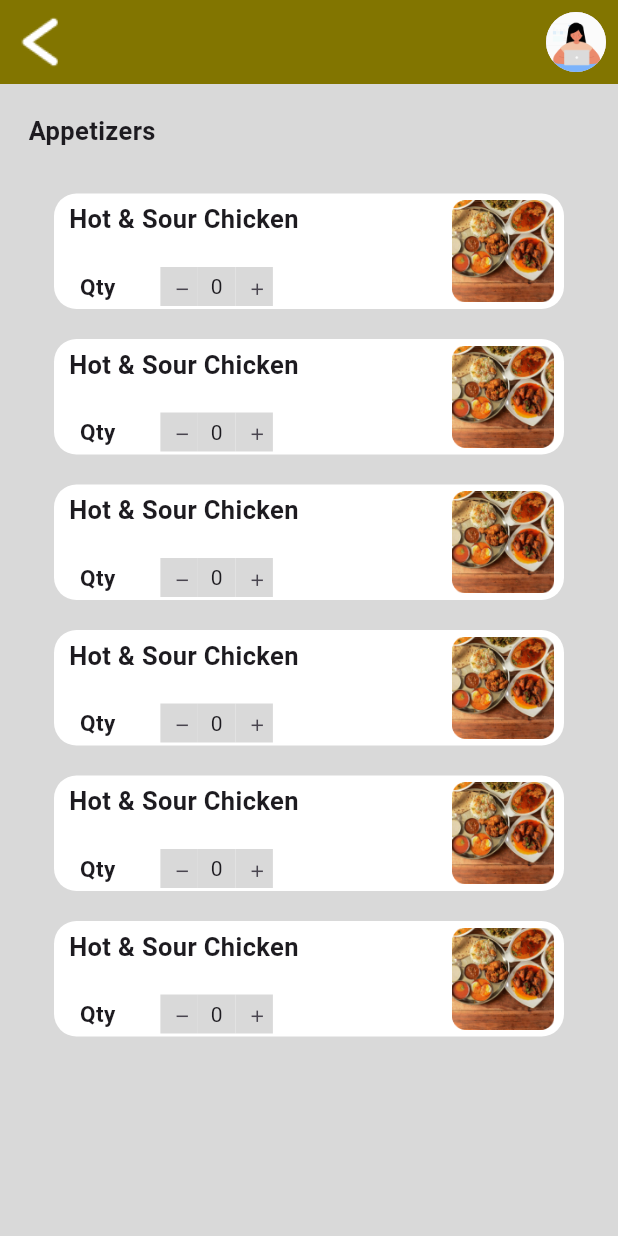
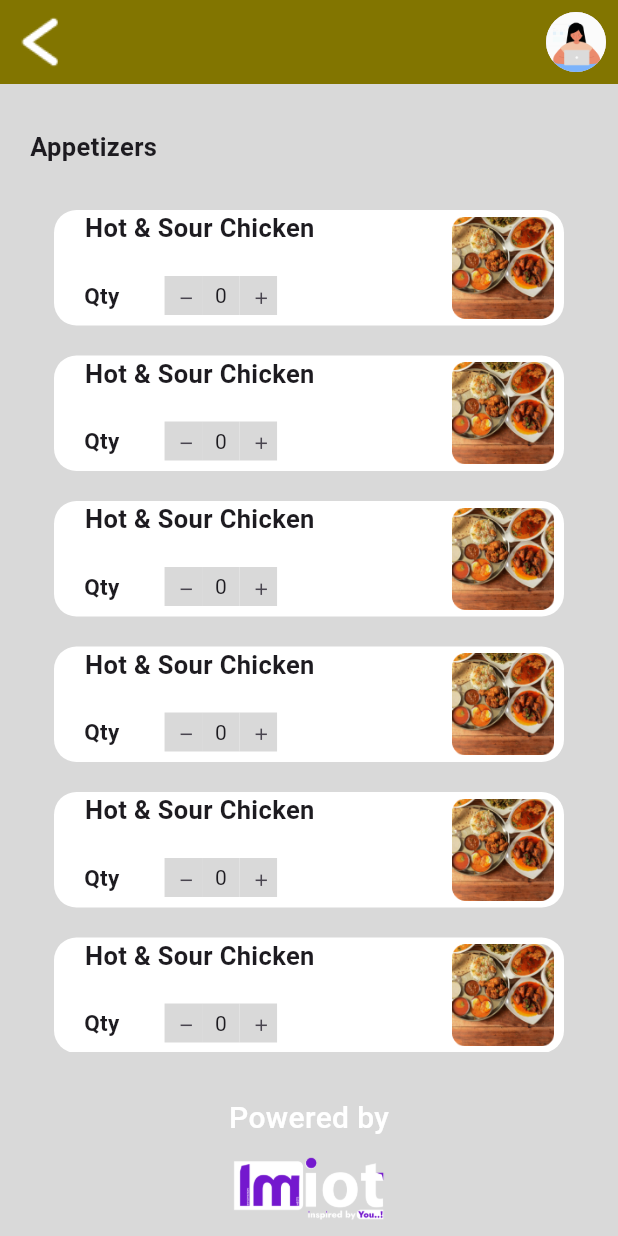
Before and after one commit to Soorya2002/Flutter-Meals-App, a Flutter app: the Courses screen opened directly, after a tap on "Bread Items", on a phone screen of 412 x 824 dp. Run offline on Flutter 3.47's test engine with Material 3 defaults, Android fonts, the phone set to English and light mode, and no system bars; our stand-ins replace hexcolor.

Commit message:
added new pages

```diff
--- a/lib/appetizer.dart
+++ b/lib/appetizer.dart
@@ -2,6 +2,7 @@ import 'package:flutter/material.dart';
 import 'package:hexcolor/hexcolor.dart';
 import 'package:meals/data/appetizer_data.dart';
 import 'package:meals/model/appetizer_box.dart';
+import 'package:meals/myappbar.dart';
 
 class Appetizer extends StatefulWidget {
   const Appetizer({Key? key}) : super(key: key);
@@ -30,39 +31,18 @@ class _AppetizerState extends State<Appetizer> {
   @override
   Widget build(BuildContext context) {
     return Scaffold(
-      appBar: AppBar(
-        backgroundColor: HexColor('#827500'),
-        leading: IconButton(
-          onPressed: () {},
-          icon: GestureDetector(
-            onTap: () {
-              Navigator.pop(context);
-            },
-            child: Image.asset('assets/Less Than.png'),
-          ),
-        ),
-        actions: [
-          IconButton(
-            onPressed: () {},
-            icon: const CircleAvatar(
-              backgroundImage: AssetImage('assets/profile.gif'),
-            ),
-          ),
-        ],
-      ),
-      body: Container(
-        width: double.infinity,
-        height: double.infinity,
-        color: HexColor('#D9D9D9'),
-        padding: const EdgeInsets.all(19),
-        child: Column(
+      appBar: MyAppBar(),
+      body: Column(
         crossAxisAlignment: CrossAxisAlignment.start,
         children: [
-            const Text(
+          Padding(
+            padding: const EdgeInsets.only(left: 20, top: 30),
+            child: const Text(
               "Appetizers",
               style: TextStyle(
                 fontSize: 17,
                 fontWeight: FontWeight.w600,
+              ),
             ),
           ),
           SizedBox(
@@ -77,14 +57,35 @@ class _AppetizerState extends State<Appetizer> {
                   itemName: item.ititle,
                   imageUrl: item.img,
                   quantity: quantity,
-                    onIncrease: _increaseQuantity,
-                    onDecrease: _decreaseQuantity,
+                  // onIncrease: _increaseQuantity,
+                  // onDecrease: _decreaseQuantity,
                 );
               },
             ),
           ),
+          SizedBox(
+            height: 30,
+          ),
+          Center(
+            child: Column(
+              children: [
+                const Text(
+                  "Powered by",
+                  style: TextStyle(
+                    color: Colors.white,
+                    fontSize: 20,
+                    fontWeight: FontWeight.w500,
+                  ),
+                ),
+                Image.asset(
+                  'assets/imiot.png',
+                  width: 115,
+                  height: 64,
+                )
               ],
             ),
+          )
+        ],
       ),
     );
   }
--- a/lib/courses.dart
+++ b/lib/courses.dart
@@ -1,6 +1,6 @@
 import 'package:flutter/material.dart';
-import 'package:hexcolor/hexcolor.dart';
 import 'package:meals/model/course_box.dart';
+import 'package:meals/myappbar.dart';
 
 class Courses extends StatelessWidget {
   const Courses({super.key});
@@ -8,39 +8,19 @@ class Courses extends StatelessWidget {
   @override
   Widget build(BuildContext context) {
     return Scaffold(
-      appBar: AppBar(
-        backgroundColor: HexColor('#827500'),
-        leading: IconButton(
-          onPressed: () {},
-          icon: GestureDetector(
-              onTap: () {
-                Navigator.pop(context);
-              },
-              child: Image.asset('assets/Less Than.png')),
-        ),
-        actions: [
-          IconButton(
-            onPressed: () {},
-            icon: const CircleAvatar(
-              backgroundImage: AssetImage('assets/profile.gif'),
-            ),
-          ),
-        ],
-      ),
-      body: Container(
-        width: double.infinity,
-        height: double.infinity,
-        color: HexColor('#D9D9D9'),
-        padding: const EdgeInsets.all(19),
-        child: ListView(children: [
+      appBar: MyAppBar(),
+      body: ListView(children: const [
         Column(
           crossAxisAlignment: CrossAxisAlignment.start,
           children: [
-              Text(
+            Padding(
+              padding: EdgeInsets.only(left: 20, top: 30),
+              child: Text(
                 "Select a Menu Category",
                 style: TextStyle(
                   fontSize: 17,
                   fontWeight: FontWeight.w600,
+                ),
               ),
             ),
             SizedBox(
@@ -50,7 +30,6 @@ class Courses extends StatelessWidget {
           ],
         ),
       ]),
-      ),
     );
   }
 }
--- a/lib/model/appetizer_box.dart
+++ b/lib/model/appetizer_box.dart
@@ -1,100 +1,109 @@
 import 'package:flutter/material.dart';
+import 'package:meals/item_detail.dart';
+import 'package:meals/model/button.dart';
 
 class AppetizerBox extends StatelessWidget {
   final String itemName;
   final String imageUrl;
   final int quantity;
-  final VoidCallback onIncrease;
-  final VoidCallback onDecrease;
+  // final VoidCallback onIncrease;
+  // final VoidCallback onDecrease;
 
-  const AppetizerBox(
-      {super.key,
+  const AppetizerBox({
+    super.key,
     required this.itemName,
     required this.imageUrl,
     required this.quantity,
-      required this.onIncrease,
-      required this.onDecrease});
+    // required this.onIncrease,
+    // required this.onDecrease
+  });
 
   @override
   Widget build(BuildContext context) {
     return Column(
       children: [
-        Container(
+        GestureDetector(
+          onTap: () {
+            Navigator.push(
+                context, MaterialPageRoute(builder: (context) => ItemDetail()));
+          },
+          child: Container(
             width: 340,
             height: 77,
             decoration: BoxDecoration(
                 borderRadius: BorderRadius.circular(15), color: Colors.white),
             child: Row(
               children: [
-              Column(
+                Expanded(
+                  flex: 3,
+                  child: Column(
                     children: [
-                  Padding(
-                    padding: const EdgeInsets.only(left: 10, top: 5),
-                    child: Text(
+                      Text(
                         itemName,
                         style: TextStyle(
                           fontSize: 17,
                           fontWeight: FontWeight.w600,
                         ),
                       ),
-                  ),
                       SizedBox(
                         height: 20,
                       ),
-                  Row(
+                      const Row(
                         children: [
-                      const Text(
+                          Padding(
+                            padding: EdgeInsets.only(left: 20),
+                            child: Text(
                               "Qty",
                               style: TextStyle(
                                 fontSize: 15,
                                 fontWeight: FontWeight.w600,
                               ),
                             ),
+                          ),
+                          SizedBox(
+                            width: 30,
+                          ),
+                          Button(),
 
-                      Padding(
-                        padding: const EdgeInsets.only(
-                          left: 30,
-                        ),
-                        child: Row(
-                          children: [
-                            Container(
-                              width: 25,
-                              height: 26,
-                              decoration: BoxDecoration(
-                                color: Color(0xffd9d9d9),
-                              ),
-                              child: IconButton(
-                                onPressed: onDecrease,
-                                icon: Icon(Icons.remove, size: 13),
-                              ),
-                            ),
-                            Container(
-                              width: 25,
-                              height: 26,
-                              decoration: BoxDecoration(
-                                color: Color(0xffd9d9d9),
-                              ),
-                              child: Center(
-                                child: Text('$quantity'),
-                              ),
-                            ),
-                            Container(
-                              width: 25,
-                              height: 26,
-                              decoration: BoxDecoration(
-                                color: Color(0xffd9d9d9),
-                              ),
-                              child: IconButton(
-                                onPressed: onIncrease,
-                                icon: Icon(
-                                  Icons.add,
-                                  size: 13,
-                                ),
-                              ),
-                            ),
-                          ],
-                        ),
-                      )
+                          // Row(
+                          //   children: [
+                          //     Container(
+                          //       width: 25,
+                          //       height: 26,
+                          //       decoration: BoxDecoration(
+                          //         color: Color(0xffd9d9d9),
+                          //       ),
+                          //       child: IconButton(
+                          //         onPressed: onDecrease,
+                          //         icon: Icon(Icons.remove, size: 13),
+                          //       ),
+                          //     ),
+                          //     Container(
+                          //       width: 25,
+                          //       height: 26,
+                          //       decoration: BoxDecoration(
+                          //         color: Color(0xffd9d9d9),
+                          //       ),
+                          //       child: Center(
+                          //         child: Text('$quantity'),
+                          //       ),
+                          //     ),
+                          //     Container(
+                          //       width: 25,
+                          //       height: 26,
+                          //       decoration: BoxDecoration(
+                          //         color: Color(0xffd9d9d9),
+                          //       ),
+                          //       child: IconButton(
+                          //         onPressed: onIncrease,
+                          //         icon: Icon(
+                          //           Icons.add,
+                          //           size: 13,
+                          //         ),
+                          //       ),
+                          //     ),
+                          //   ],
+                          // )
 
                           // Container(
                           //   width: 25,
@@ -137,6 +146,7 @@ class AppetizerBox extends StatelessWidget {
                       )
                     ],
                   ),
+                ),
                 Spacer(),
                 Image.asset(
                   imageUrl,
@@ -146,6 +156,7 @@ class AppetizerBox extends StatelessWidget {
               ],
             ),
           ),
+        ),
         SizedBox(
           height: 20,
         ),
--- /dev/null
+++ b/lib/model/button.dart
@@ -0,0 +1,69 @@
+import 'package:flutter/material.dart';
+
+class Button extends StatefulWidget {
+  const Button({super.key});
+
+  @override
+  State<Button> createState() => _ButtonState();
+}
+
+class _ButtonState extends State<Button> {
+  int quantity = 0;
+
+  void _increaseQuantity() {
+    setState(() {
+      quantity++;
+    });
+  }
+
+  void _decreaseQuantity() {
+    if (quantity > 0) {
+      setState(() {
+        quantity--;
+      });
+    }
+  }
+
+  @override
+  Widget build(BuildContext context) {
+    return Row(
+      children: [
+        Container(
+          width: 25,
+          height: 26,
+          decoration: BoxDecoration(
+            color: Color(0xffd9d9d9),
+          ),
+          child: IconButton(
+            onPressed: _decreaseQuantity,
+            icon: Icon(Icons.remove, size: 13),
+          ),
+        ),
+        Container(
+          width: 25,
+          height: 26,
+          decoration: BoxDecoration(
+            color: Color(0xffd9d9d9),
+          ),
+          child: Center(
+            child: Text('$quantity'),
+          ),
+        ),
+        Container(
+          width: 25,
+          height: 26,
+          decoration: BoxDecoration(
+            color: Color(0xffd9d9d9),
+          ),
+          child: IconButton(
+            onPressed: _increaseQuantity,
+            icon: Icon(
+              Icons.add,
+              size: 13,
+            ),
+          ),
+        ),
+      ],
+    );
+  }
+}
--- /dev/null
+++ b/lib/myappbar.dart
@@ -0,0 +1,37 @@
+import 'package:flutter/material.dart';
+import 'package:hexcolor/hexcolor.dart';
+import 'package:meals/profile.dart';
+
+class MyAppBar extends StatelessWidget implements PreferredSizeWidget {
+  @override
+  Size get preferredSize => const Size.fromHeight(kToolbarHeight);
+  const MyAppBar({super.key});
+
+  @override
+  Widget build(BuildContext context) {
+    return Scaffold(
+      appBar: AppBar(
+        backgroundColor: HexColor('#827500'),
+        leading: IconButton(
+          onPressed: () {},
+          icon: GestureDetector(
+              onTap: () {
+                Navigator.pop(context);
+              },
+              child: Image.asset('assets/Less Than.png')),
+        ),
+        actions: [
+          IconButton(
+            onPressed: () {
+              Navigator.push(
+                  context, MaterialPageRoute(builder: (context) => Profile()));
+            },
+            icon: const CircleAvatar(
+              backgroundImage: AssetImage('assets/profile.gif'),
+            ),
+          ),
+        ],
+      ),
+    );
+  }
+}
--- a/lib/splash_screen.dart
+++ b/lib/splash_screen.dart
@@ -43,7 +43,7 @@ class SplashScreen extends StatelessWidget {
                 onPressed: () {
                   Navigator.push(
                     context,
-                    MaterialPageRoute(builder: (context) => const HomeScreen()),
+                    MaterialPageRoute(builder: (context) => HomeScreen()),
                   );
                 },
                 child: const Text(
--- a/pubspec.yaml
+++ b/pubspec.yaml
@@ -73,6 +73,10 @@ flutter:
     - assets/Rectangle 11.png
     - assets/Rectangle 12.png
     - assets/Rectangle 13.png
+    - assets/Frame 17.png
+    - assets/Rectangle 16.png
+    - assets/Rectangle 17.png
+    - assets/Rectangle 18.png
 
   # An image asset can refer to one or more resolution-specific "variants", see
   # https://flutter.dev/assets-and-images/#resolution-aware
```
Also changed, not shown: lib/home_screen.dart (+17 -6 lines), lib/item_detail.dart (added, +185 -0 lines), lib/main.dart (+8 -1 lines), lib/menu.dart (+18 -10 lines), lib/profile.dart (added, +21 -0 lines), lib/sorry.dart (added, +63 -0 lines), assets/Frame 17.png (added), assets/Rectangle 16.png (added), assets/Rectangle 17.png (added), assets/Rectangle 18.png (added). Lines whose indentation alone changed are shown as unchanged.
